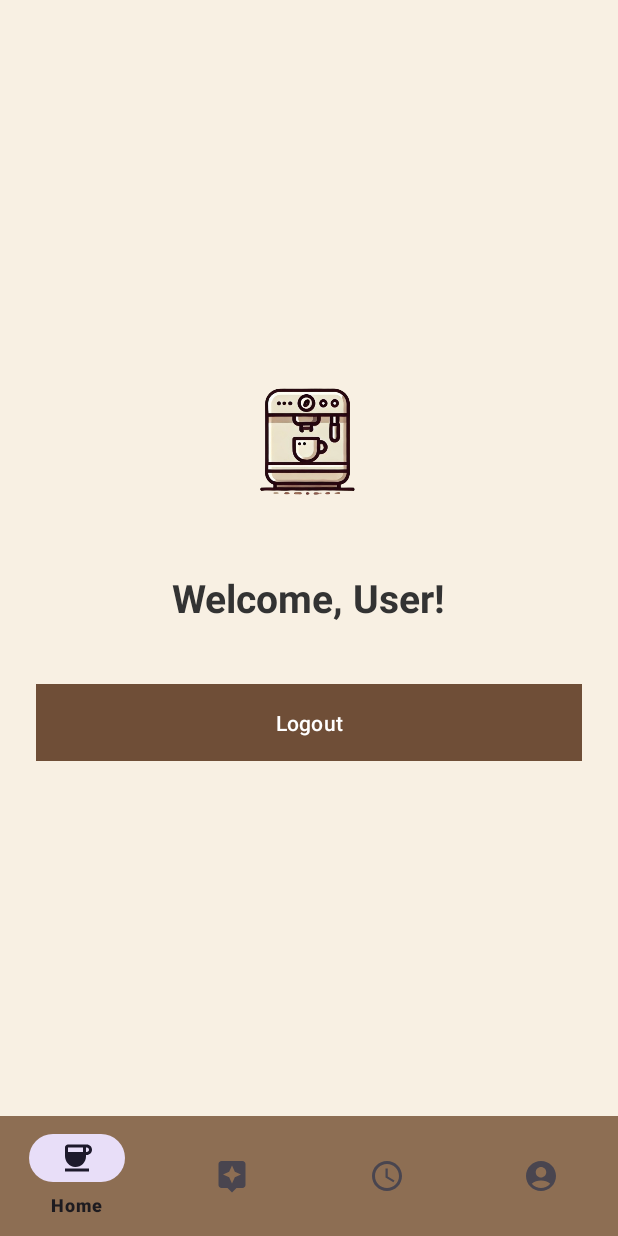
After one commit to Cloudware727/IoT-AndroidApp, an Android app: the fragment LoggedInFragment placed in its activity, on a phone screen of 412 x 824 dp. The commit adds this screen. Run offline under Robolectric (Android 15) with nearby library versions, the phone set to English and light mode, and no system bars.

Commit message:
Kiran-logged-in-screen

```diff
--- /dev/null
+++ b/app/src/main/java/com/example/iot_android_app/LoggedInFragment.java
@@ -0,0 +1,50 @@
+package com.example.iot_android_app;
+
+import android.os.Bundle;
+import android.view.LayoutInflater;
+import android.view.View;
+import android.view.ViewGroup;
+import android.widget.Button;
+import android.widget.TextView;
+import android.widget.Toast;
+import androidx.annotation.NonNull;
+import androidx.annotation.Nullable;
+import androidx.fragment.app.Fragment;
+import androidx.fragment.app.FragmentManager;
+import androidx.fragment.app.FragmentTransaction;
+
+public class LoggedInFragment extends Fragment {
+
+    public LoggedInFragment() {
+        // Required empty public constructor
+    }
+
+    @Nullable
+    @Override
+    public View onCreateView(@NonNull LayoutInflater inflater, @Nullable ViewGroup container, @Nullable Bundle savedInstanceState) {
+        View view = inflater.inflate(R.layout.fragment_logged_in, container, false);
+
+        // UI Components
+        TextView tvWelcome = view.findViewById(R.id.tv_welcome);
+        Button btnLogout = view.findViewById(R.id.btn_logout);
+
+        // Example: Set username (Change this based on actual user data)
+        String username = "User";  // Replace with actual username if stored
+        tvWelcome.setText("Welcome, " + username + "!");
+
+        // Logout Button
+        btnLogout.setOnClickListener(v -> {
+            Toast.makeText(getActivity(), "Logged Out!", Toast.LENGTH_SHORT).show();
+
+            // Navigate back to login screen
+            account_screen loginFragment = new account_screen();
+            FragmentManager fragmentManager = requireActivity().getSupportFragmentManager();
+            FragmentTransaction transaction = fragmentManager.beginTransaction();
+            transaction.replace(R.id.frame_layout, loginFragment);
+            transaction.addToBackStack(null);
+            transaction.commit();
+        });
+
+        return view;
+    }
+}
--- /dev/null
+++ b/app/src/main/res/layout/fragment_logged_in.xml
@@ -0,0 +1,36 @@
+<?xml version="1.0" encoding="utf-8"?>
+<LinearLayout xmlns:android="http://schemas.android.com/apk/res/android"
+    android:layout_width="match_parent"
+    android:layout_height="match_parent"
+    android:orientation="vertical"
+    android:gravity="center"
+    android:background="@color/background_color"
+    android:padding="24dp">
+
+    <ImageView
+        android:layout_width="120dp"
+        android:layout_height="120dp"
+        android:src="@drawable/coffee_machine"
+        android:layout_marginBottom="24dp"
+        android:contentDescription="User Icon" />
+
+    <TextView
+        android:id="@+id/tv_welcome"
+        android:layout_width="wrap_content"
+        android:layout_height="wrap_content"
+        android:text="Welcome, User!"
+        android:textSize="26sp"
+        android:textStyle="bold"
+        android:textColor="#333333"
+        android:layout_marginBottom="40dp" />
+
+    <Button
+        android:id="@+id/btn_logout"
+        android:layout_width="match_parent"
+        android:layout_height="wrap_content"
+        android:text="Logout"
+        android:background="@color/coffee_brown"
+        android:textColor="#FFFFFF"
+        android:textAllCaps="false"
+        android:padding="12dp" />
+</LinearLayout>
```
Also changed, not shown: app/src/main/java/com/example/iot_android_app/DBHandler.java (+7 -1 lines), app/src/main/java/com/example/iot_android_app/account_screen.java (+59 -5 lines).
